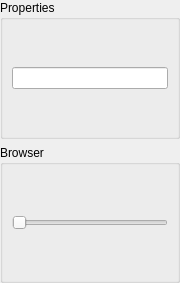
Qt form applications/mne_analyze/extensions/stcbrowser/FormFiles/stccontrol.ui (mne-tools/mne-cpp) before a commit.
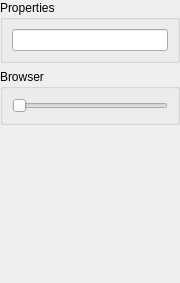
The same form after that commit.

Patch:
```diff
--- a/applications/mne_analyze/extensions/stcbrowser/FormFiles/stccontrol.ui
+++ b/applications/mne_analyze/extensions/stcbrowser/FormFiles/stccontrol.ui
@@ -60,6 +60,19 @@
      </layout>
     </widget>
    </item>
+   <item>
+    <spacer name="m_qVerticalSpacer">
+     <property name="orientation">
+      <enum>Qt::Vertical</enum>
+     </property>
+     <property name="sizeHint" stdset="0">
+      <size>
+       <width>20</width>
+       <height>40</height>
+      </size>
+     </property>
+    </spacer>
+   </item>
   </layout>
  </widget>
  <resources/>
```
